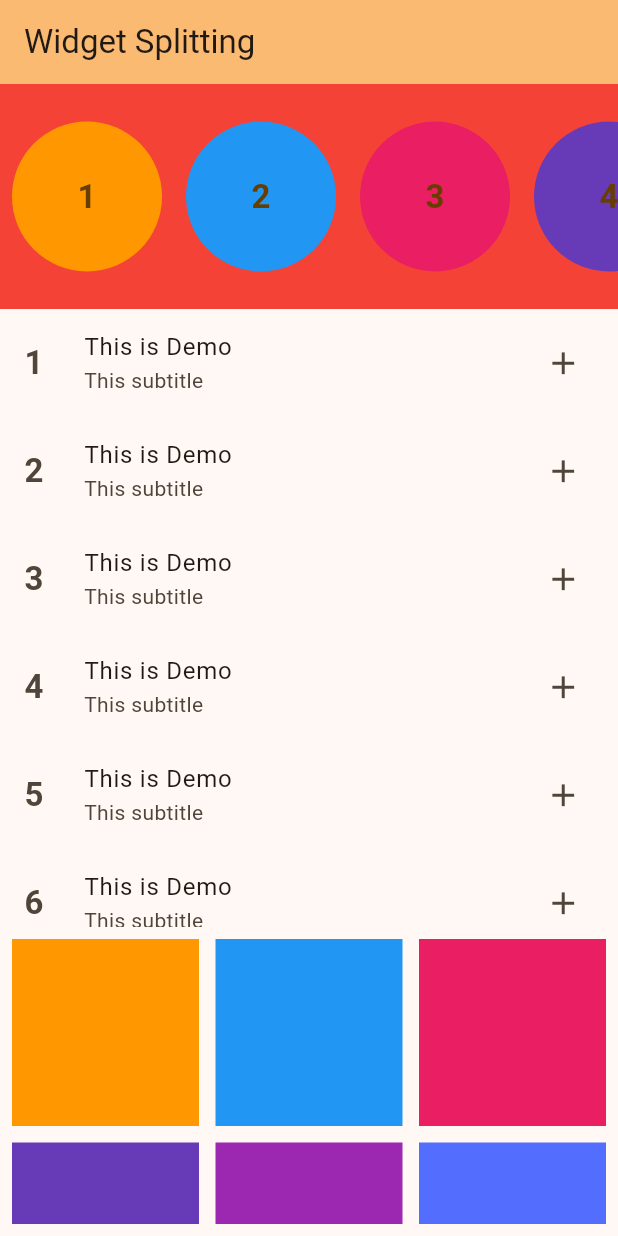
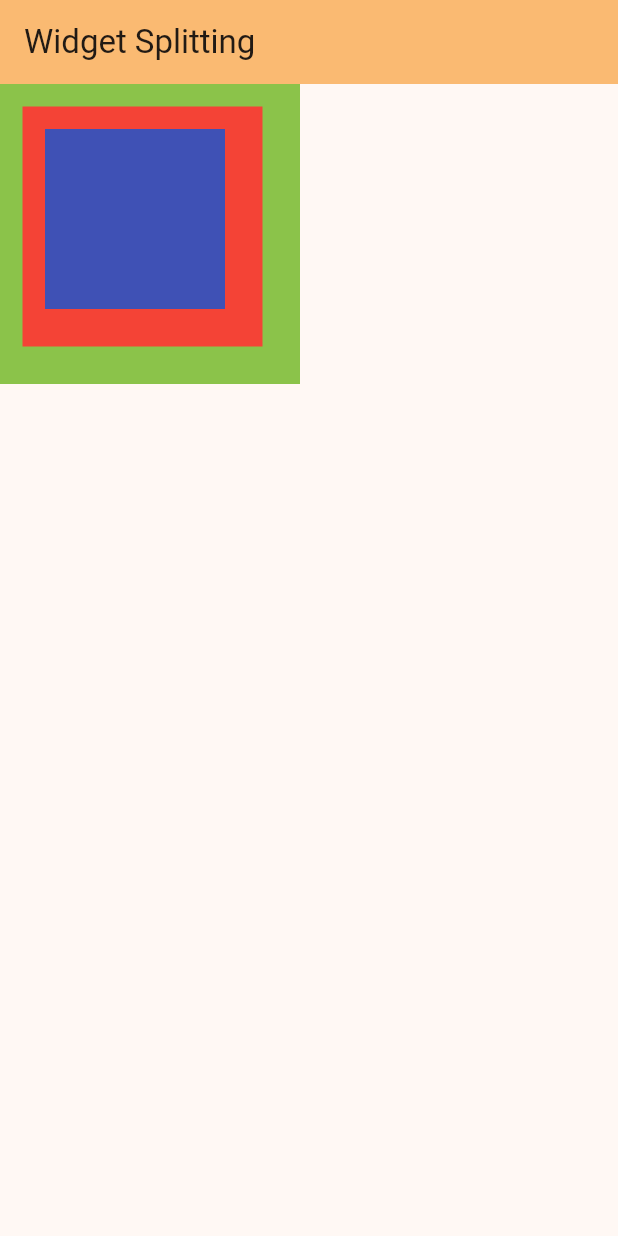
Before and after one commit to akashm936/practiceapp2, a Flutter app: the screen it shows after launch, on a phone screen of 412 x 824 dp. Run offline on Flutter 3.47's test engine with Material 3 defaults, Android fonts, the phone set to English and light mode, and no system bars.

Commit message:
Applied Flutter Stack Widget in the app

```diff
--- a/lib/main.dart
+++ b/lib/main.dart
@@ -60,17 +60,46 @@ class _MyHomePageState extends State<MyHomePage> {
         backgroundColor: Theme.of(context).colorScheme.inversePrimary,
         title: Text(widget.title),
       ),
-      body: Column(
+      body: Stack(
         children: [
-          ScrollCircleAvatar(arrColors: arrColors),
-          ExpandedListTile(),
-          ExpandedGridView(arrColors: arrColors),
+          Container(
+            width: 200,
+            height: 200,
+            color: Colors.lightGreen,
+          ),
+          Container(
+            width: 160,
+            height: 160,
+            margin: EdgeInsets.all(15),
+            color: Colors.red,
+          ),
+          Container(
+            width: 120,
+            height: 120,
+            color: Colors.indigo,
+            margin: EdgeInsets.all(30),
+          )
         ],
       ),
+
       // This trailing comma makes auto-formatting nicer for build methods.
     );
   }
 }
+
+
+// Widget Splitting
+
+// Column(
+//         children: [
+//           ScrollCircleAvatar(arrColors: arrColors),
+//           ExpandedListTile(),
+//           ExpandedGridView(arrColors: arrColors),
+//         ],
+//       ),
+
+
+
 
 class ExpandedGridView extends StatelessWidget {
   const ExpandedGridView({
```
